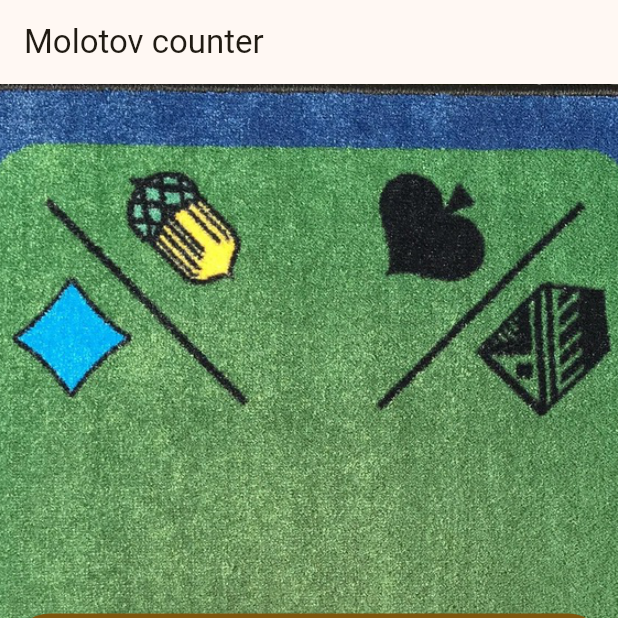
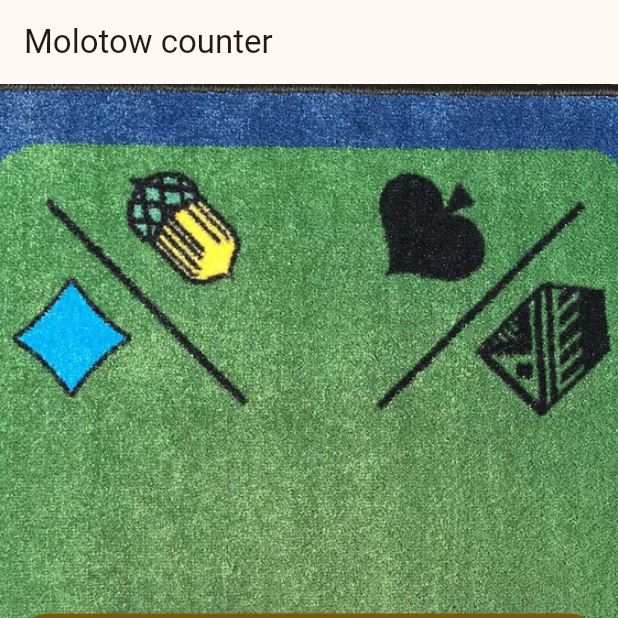
Before and after one commit to stampaaaron/molotov_jass_counter, a Flutter app: the screen it shows after launch, on a phone screen of 412 x 824 dp, the top half of it. Run offline on Flutter 3.47's test engine with Material 3 defaults, Android fonts, the phone set to English and light mode, and no system bars; our stand-ins replace flutter_layout_grid.

Commit message:
chore: fix app name

```diff
--- a/lib/main.dart
+++ b/lib/main.dart
@@ -19,13 +19,13 @@ class MyApp extends StatelessWidget {
     return ChangeNotifierProvider(
       create: (context) => CurrentGameModel(),
       child: MaterialApp(
-        title: 'Molotov counter',
+        title: 'Molotow counter',
         theme: ThemeData(
             colorScheme: ColorScheme.fromSeed(
                 seedColor: const Color.fromARGB(255, 171, 117, 0)),
             useMaterial3: true),
         routes: {
-          '/': (context) => const HomeScreen(title: 'Molotov counter'),
+          '/': (context) => const HomeScreen(title: 'Molotow counter'),
           '/game/new': (context) => const NewGameScreen(title: 'Neues Spiel'),
           '/game': (context) => const GameScreen(title: 'Spiel'),
         },
```
Also changed, not shown: 3 other files.
